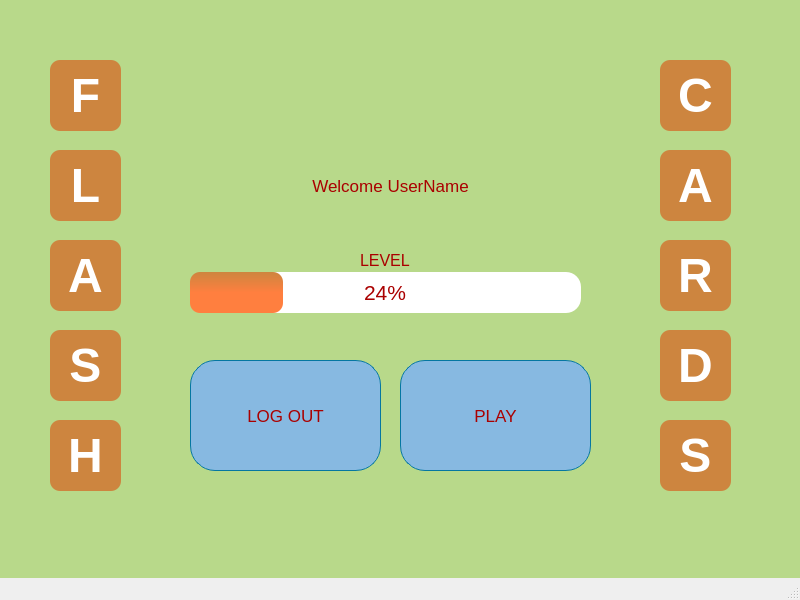
Qt form ui/menu.ui (mogelijkheid/Flash_Cards) before a commit.
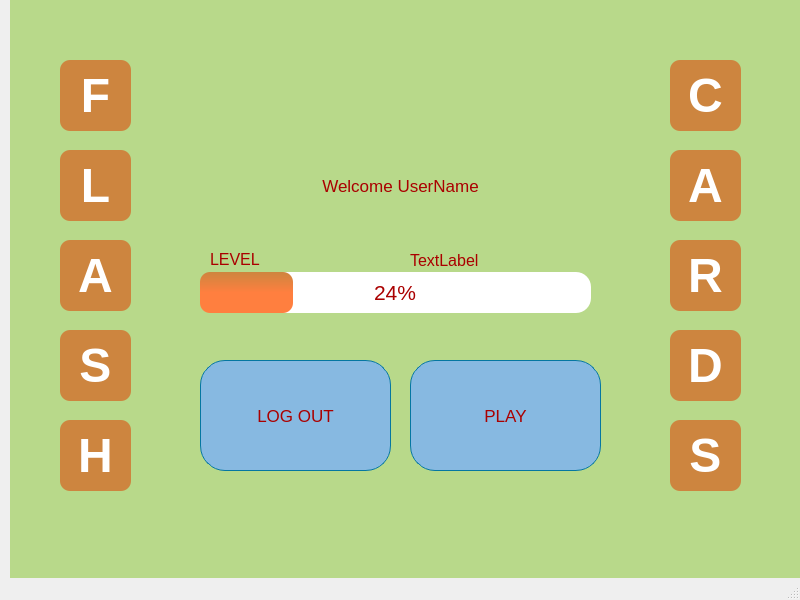
The same form after that commit.

```diff
--- a/ui/menu.ui
+++ b/ui/menu.ui
@@ -41,7 +41,7 @@
     </property>
     <property name="geometry">
      <rect>
-      <x>0</x>
+      <x>10</x>
       <y>0</y>
       <width>800</width>
       <height>600</height>
@@ -94,10 +94,10 @@
     <widget class="QLabel" name="level">
      <property name="geometry">
       <rect>
-       <x>360</x>
-       <y>250</y>
-       <width>61</width>
-       <height>20</height>
+       <x>200</x>
+       <y>249</y>
+       <width>181</width>
+       <height>21</height>
       </rect>
      </property>
      <property name="font">
@@ -456,6 +456,29 @@
       <number>0</number>
      </property>
     </widget>
+    <widget class="QLabel" name="total_time_label">
+     <property name="geometry">
+      <rect>
+       <x>400</x>
+       <y>250</y>
+       <width>171</width>
+       <height>20</height>
+      </rect>
+     </property>
+     <property name="font">
+      <font>
+       <pointsize>12</pointsize>
+       <weight>50</weight>
+       <bold>false</bold>
+      </font>
+     </property>
+     <property name="styleSheet">
+      <string notr="true">color: rgb(170, 0, 0);</string>
+     </property>
+     <property name="text">
+      <string>TextLabel</string>
+     </property>
+    </widget>
    </widget>
   </widget>
   <widget class="QMenuBar" name="menubar">
```
Left out of the diff: 4 changed lines with no effect on the pictures.
